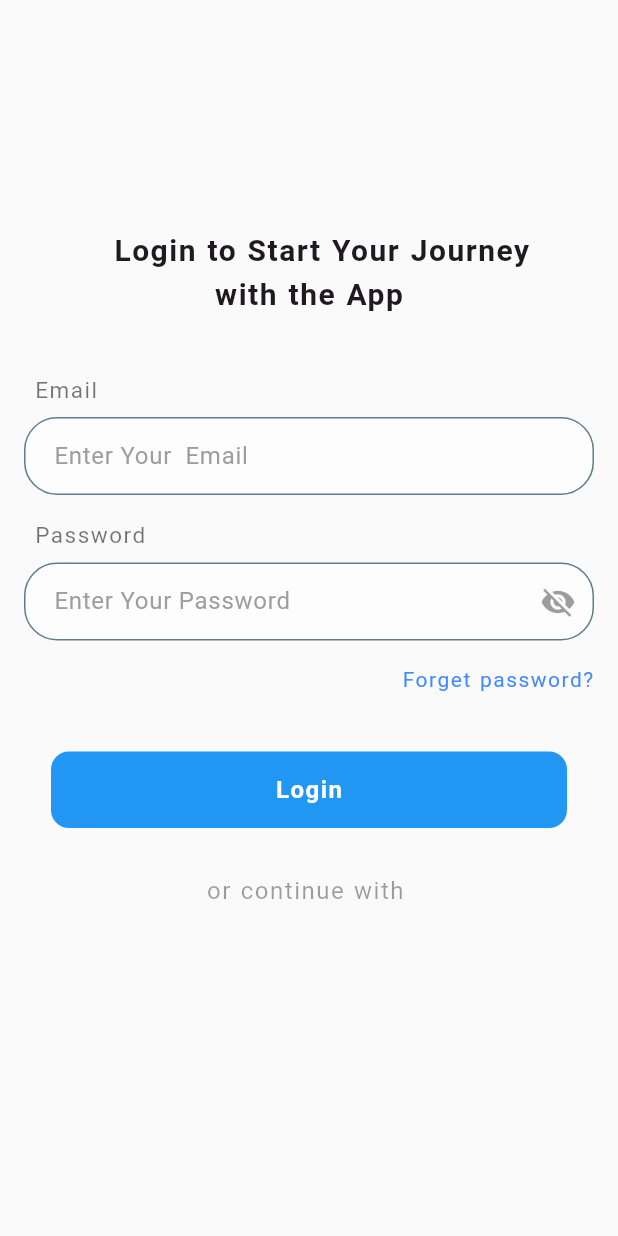
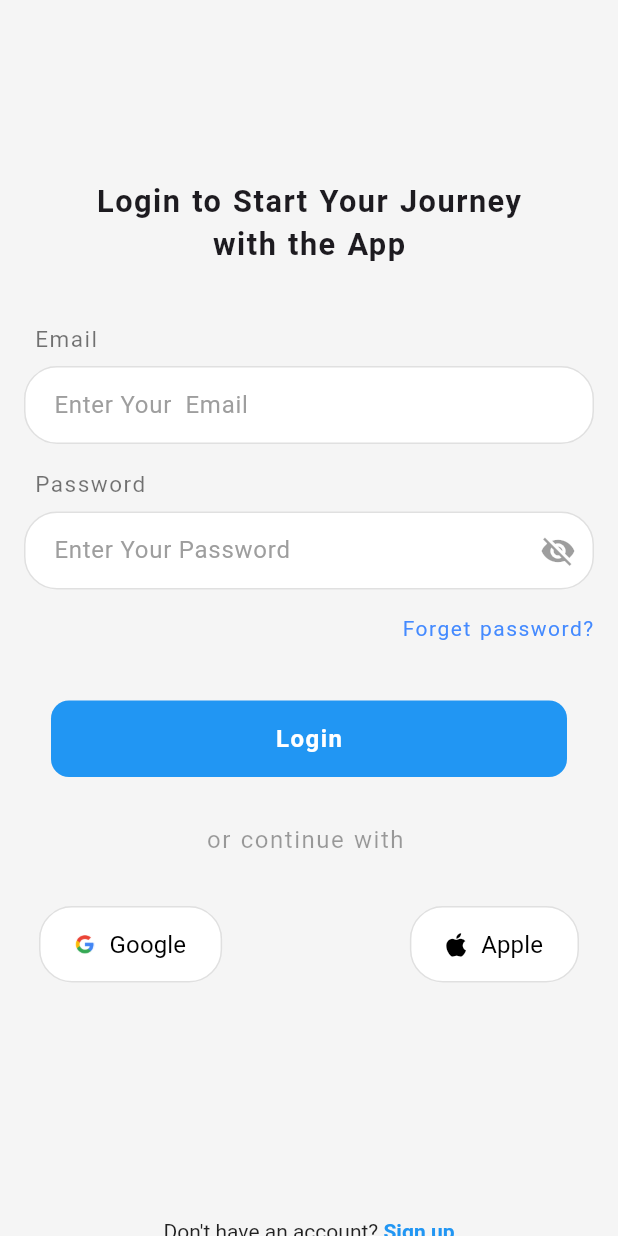
Before and after one commit to NikhilSharma7679/Practice, a Flutter app: the screen it shows after launch, on a phone screen of 412 x 824 dp. Run offline on Flutter 3.47's test engine with Material 3 defaults, Android fonts, the phone set to English and light mode, and no system bars; our stand-ins replace dio, font_awesome_flutter, logger, pretty_dio_logger, stacked, stacked_services and 1 more; missing offline and left inert: dio_http_cache; accounts and stored records are empty.

```diff
--- a/lib/Constants/ConstantsStyles.dart
+++ b/lib/Constants/ConstantsStyles.dart
@@ -12,21 +12,23 @@ centerTitle: true,
   }, icon: Icon(CupertinoIcons.back,color: Colors.white,)),
 );
 const kInputDecoration = InputDecoration(
+
   contentPadding: EdgeInsets.symmetric(horizontal: 16, vertical: 14),
   border: OutlineInputBorder(
     borderRadius: BorderRadius.all(Radius.circular(22)),
-    borderSide: BorderSide(color: Colors.blue),
+    borderSide: BorderSide(color: Colors.black12),
   ),
   enabledBorder: OutlineInputBorder(
     borderRadius: BorderRadius.all(Radius.circular(22)),
-    borderSide: BorderSide(color: Colors.blueGrey),
+    borderSide: BorderSide(color: Colors.black12),
   ),
   focusedBorder: OutlineInputBorder(
     borderRadius: BorderRadius.all(Radius.circular(22)),
     borderSide: BorderSide(color: Colors.blue, width: 0.5),
   ),
   filled: true,
-  fillColor: Color(0x80FFFFFF),// 50% transparent white
+  fillColor: Color(0xFFFFFFFF),// 50% transparent white
+
 
     hintStyle: TextStyle(color: Colors.grey),
 );
--- a/lib/Ui/LoginView/LoginView.dart
+++ b/lib/Ui/LoginView/LoginView.dart
@@ -1,6 +1,8 @@
 import 'package:experiment/Constants/ConstantsStyles.dart';
 import 'package:flutter/cupertino.dart';
+import 'package:flutter/gestures.dart';
 import 'package:flutter/material.dart';
+import 'package:font_awesome_flutter/font_awesome_flutter.dart';
 
 class Loginview extends StatefulWidget {
   const Loginview({super.key});
@@ -14,21 +16,8 @@ class _LoginviewState extends State<Loginview> {
   @override
   Widget build(BuildContext context) {
     return Scaffold(
-      backgroundColor: Colors.grey[50],
-       // appBar:  AppBar(
-       //   title: Text("Login"),
-       //    backgroundColor:Color(0xFF0000FF), // FF = full opacity, 0000FF = blue
-       //    titleTextStyle:  TextStyle(color: Colors.white,
-       //        fontSize: 19,
-       //        fontWeight: FontWeight.bold,
-       //        letterSpacing: 1, wordSpacing: 1),
-       //    centerTitle: true,
-       //    // leading: IconButton(onPressed: () {
-       //    //
-       //    // }, icon: Icon(CupertinoIcons.back,color: Colors.white,)),
-       //
-       //
-       //  ),
+      backgroundColor: Colors.grey[100],
+
 body: SingleChildScrollView(
   child: Padding(
     padding: const EdgeInsets.all(8.0),
@@ -36,11 +25,8 @@ body: SingleChildScrollView(
       crossAxisAlignment: CrossAxisAlignment.start,
       children: [
         SizedBox(height: 111,),
-        Center(child: Padding(
-          padding:  EdgeInsets.only(top: 34,right: 39,left: 56),
-          child: Text("Login to Start Your Journey",style: TextStyle(fontWeight: FontWeight.bold,fontSize: 20,wordSpacing: 1,letterSpacing: 1),),
-        )),
-        Center(child: Text("with the App",style: TextStyle(fontWeight: FontWeight.bold,fontSize: 20,wordSpacing: 1,letterSpacing: 1),)),
+        Center(child: Text("Login to Start Your Journey",style: TextStyle(fontWeight: FontWeight.bold,fontSize: 20.5,wordSpacing: 1,letterSpacing: 1),)),
+        Center(child: Text("with the App",style: TextStyle(fontWeight: FontWeight.bold,fontSize: 20.5,wordSpacing: 1,letterSpacing: 1),)),
 
         SizedBox(height: 30,),
         Padding(
@@ -106,8 +92,110 @@ body: SingleChildScrollView(
         ),
         SizedBox(height: 30,),
     Center(child: Text("or continue with ",style: TextStyle(color: Colors.black38,fontSize: 16,wordSpacing: 1,letterSpacing: 1,fontWeight: FontWeight.normal),)),
+        SizedBox(height: 15,),
+    Padding(
+      padding: const EdgeInsets.all(18.0),
+      child: Row(
+        mainAxisAlignment: MainAxisAlignment.spaceBetween,
+        children: [
+          ElevatedButton(
+            style: ElevatedButton.styleFrom(
+              backgroundColor: Colors.white, // White background
+              foregroundColor: Colors.black, // Text & icon color
+              padding: const EdgeInsets.symmetric(vertical: 14, horizontal: 24),
+              shape: RoundedRectangleBorder(
+                borderRadius: BorderRadius.circular(22),
+                side: const BorderSide(color: Colors.black12), // Black border
+              ),
+              elevation: 0,
+            ),
+            onPressed: () {
+              // Handle Google login here
+            },
+            child: Row(
+              mainAxisSize: MainAxisSize.min,
+              children: [
+              Image.asset("assets/images/googleicon.png",height: 13,),
+                const SizedBox(width: 10),
+                const Text(
+                  "Google",
+                  style: TextStyle(
+                    fontSize: 16,
+                    fontWeight: FontWeight.normal,
+                    color: Colors.black,
+                  ),
+                ),
+              ],
+            )
 
 
+          ),
+          ElevatedButton(
+              style: ElevatedButton.styleFrom(
+                backgroundColor: Colors.white, // White background
+                foregroundColor: Colors.black, // Text & icon color
+                padding: const EdgeInsets.symmetric(vertical: 14, horizontal: 24),
+                shape: RoundedRectangleBorder(
+                  borderRadius: BorderRadius.circular(22),
+                  side: const BorderSide(color: Colors.black12), // Black border
+                ),
+                elevation: 0,
+              ),
+              onPressed: () {
+                // Handle Google login here
+              },
+              child: Row(
+                mainAxisSize: MainAxisSize.min,
+                children: [
+                  FaIcon(FontAwesomeIcons.apple),
+
+                  const SizedBox(width: 10),
+                  const Text(
+                    "Apple",
+                    style: TextStyle(
+                      fontSize: 16,
+                      fontWeight: FontWeight.normal,
+                      color: Colors.black,
+                    ),
+                  ),
+                ],
+              ),
+
+
+
+
+          ),
+        ],
+      ),
+
+    ),
+
+        Padding(
+          padding: const EdgeInsets.only(left: 12,right: 12,top: 140),
+          child: Center(
+            child: RichText(
+              text: TextSpan(
+                text: "Don't have an account? ",
+                style: TextStyle(color: Colors.black87, fontSize: 14),
+                children: [
+                  TextSpan(
+                    text: "Sign up",
+                    style: TextStyle(
+                      color: Colors.blue,
+                      fontWeight: FontWeight.bold,
+                      decoration: TextDecoration.underline,
+                    ),
+                    recognizer: TapGestureRecognizer()
+                      ..onTap = () {
+                        // Navigate to signup screen
+                        Navigator.pushNamed(context, '/signup'); // or your route
+                      },
+                  ),
+                ],
+              ),
+            ),
+          ),
+        )
       ],
     ),
   ),
```
Also changed, not shown: lib/Services/api.dart (added, +118 -0 lines), lib/Services/auth_api_service.dart (added, +33 -0 lines), lib/Services/intercepters/api_intercepter.dart (added, +76 -0 lines), lib/Services/intercepters/cache_interceptor.dart (added, +32 -0 lines), lib/Services/intercepters/logging_interceptor.dart (added, +47 -0 lines), lib/models/LoginModel.dart (added, +137 -0 lines), pubspec.yaml (+7 -2 lines), assets/images/googleicon.png (added), pubspec.lock, 1 other file.
